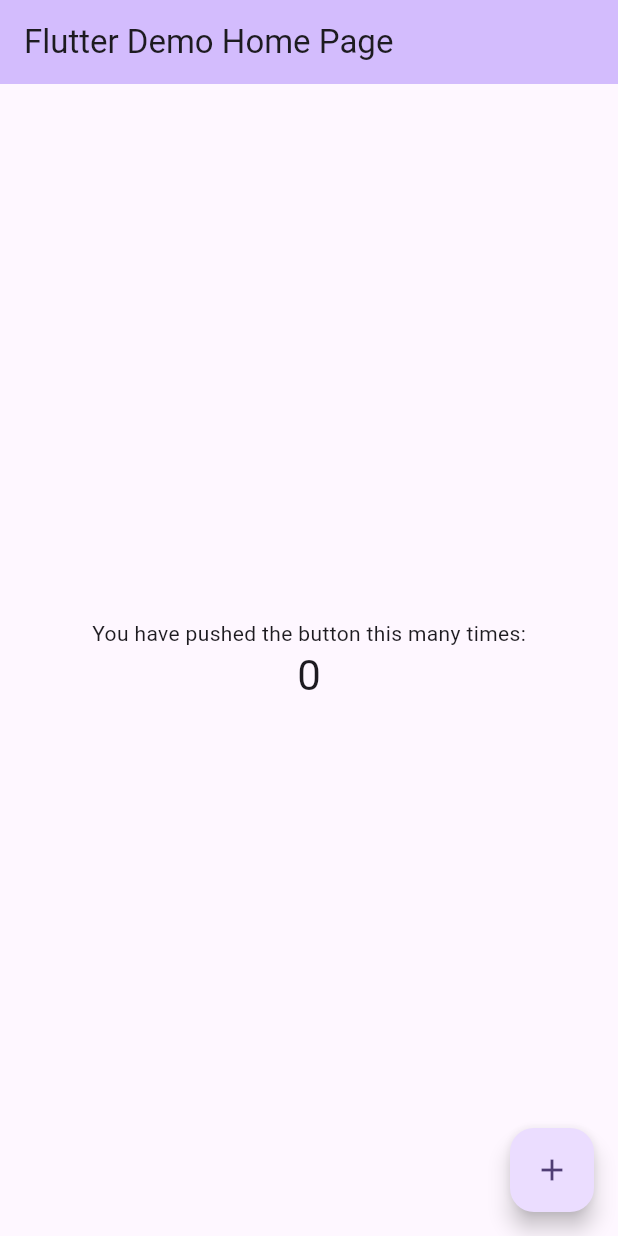
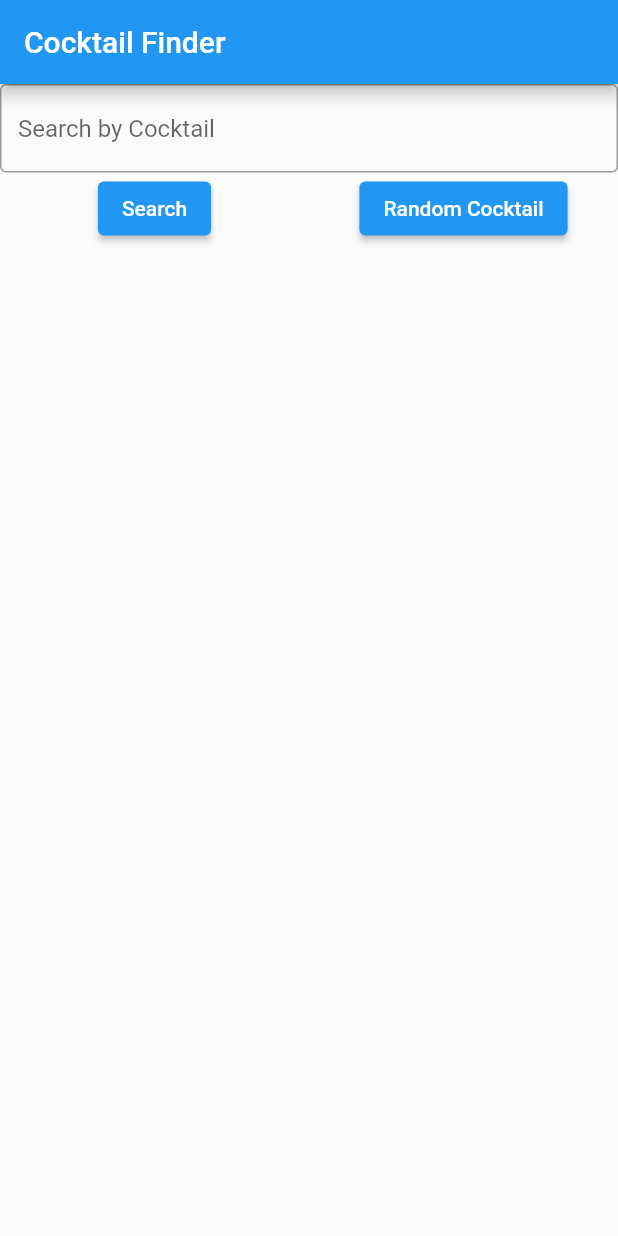
Before and after one commit to KierinC/DMIT2504-assignments, a Flutter app: the screen it shows after launch, on a phone screen of 412 x 824 dp. Run offline on Flutter 3.47's test engine with Material 2 defaults, Android fonts, the phone set to English and light mode, and no system bars; our stand-ins replace sqflite; missing offline and left inert: dart:ffi; accounts and stored records are empty.

```diff
--- a/final_project/lib/main.dart
+++ b/final_project/lib/main.dart
@@ -1,125 +1,16 @@
 import 'package:flutter/material.dart';
+import 'package:final_project/views/search.dart';
 
-void main() {
-  runApp(const MyApp());
-}
+void main() => runApp(const MyApp());
 
 class MyApp extends StatelessWidget {
   const MyApp({super.key});
 
-  // This widget is the root of your application.
   @override
   Widget build(BuildContext context) {
     return MaterialApp(
-      title: 'Flutter Demo',
-      theme: ThemeData(
-        // This is the theme of your application.
-        //
-        // TRY THIS: Try running your application with "flutter run". You'll see
-        // the application has a blue toolbar. Then, without quitting the app,
-        // try changing the seedColor in the colorScheme below to Colors.green
-        // and then invoke "hot reload" (save your changes or press the "hot
-        // reload" button in a Flutter-supported IDE, or press "r" if you used
-        // the command line to start the app).
-        //
-        // Notice that the counter didn't reset back to zero; the application
-        // state is not lost during the reload. To reset the state, use hot
-        // restart instead.
-        //
-        // This works for code too, not just values: Most code changes can be
-        // tested with just a hot reload.
-        colorScheme: ColorScheme.fromSeed(seedColor: Colors.deepPurple),
-        useMaterial3: true,
-      ),
-      home: const MyHomePage(title: 'Flutter Demo Home Page'),
+      debugShowCheckedModeBanner: false,
+      home: SearchView(),
     );
   }
 }
-
-class MyHomePage extends StatefulWidget {
-  const MyHomePage({super.key, required this.title});
-
-  // This widget is the home page of your application. It is stateful, meaning
-  // that it has a State object (defined below) that contains fields that affect
-  // how it looks.
-
-  // This class is the configuration for the state. It holds the values (in this
-  // case the title) provided by the parent (in this case the App widget) and
-  // used by the build method of the State. Fields in a Widget subclass are
-  // always marked "final".
-
-  final String title;
-
-  @override
-  State<MyHomePage> createState() => _MyHomePageState();
-}
-
-class _MyHomePageState extends State<MyHomePage> {
-  int _counter = 0;
-
-  void _incrementCounter() {
-    setState(() {
-      // This call to setState tells the Flutter framework that something has
-      // changed in this State, which causes it to rerun the build method below
-      // so that the display can reflect the updated values. If we changed
-      // _counter without calling setState(), then the build method would not be
-      // called again, and so nothing would appear to happen.
-      _counter++;
-    });
-  }
-
-  @override
-  Widget build(BuildContext context) {
-    // This method is rerun every time setState is called, for instance as done
-    // by the _incrementCounter method above.
-    //
-    // The Flutter framework has been optimized to make rerunning build methods
-    // fast, so that you can just rebuild anything that needs updating rather
-    // than having to individually change instances of widgets.
-    return Scaffold(
-      appBar: AppBar(
-        // TRY THIS: Try changing the color here to a specific color (to
-        // Colors.amber, perhaps?) and trigger a hot reload to see the AppBar
-        // change color while the other colors stay the same.
-        backgroundColor: Theme.of(context).colorScheme.inversePrimary,
-        // Here we take the value from the MyHomePage object that was created by
-        // the App.build method, and use it to set our appbar title.
-        title: Text(widget.title),
-      ),
-      body: Center(
-        // Center is a layout widget. It takes a single child and positions it
-        // in the middle of the parent.
-        child: Column(
-          // Column is also a layout widget. It takes a list of children and
-          // arranges them vertically. By default, it sizes itself to fit its
-          // children horizontally, and tries to be as tall as its parent.
-          //
-          // Column has various properties to control how it sizes itself and
-          // how it positions its children. Here we use mainAxisAlignment to
-          // center the children vertically; the main axis here is the vertical
-          // axis because Columns are vertical (the cross axis would be
-          // horizontal).
-          //
-          // TRY THIS: Invoke "debug painting" (choose the "Toggle Debug Paint"
-          // action in the IDE, or press "p" in the console), to see the
-          // wireframe for each widget.
-          mainAxisAlignment: MainAxisAlignment.center,
-          children: <Widget>[
-            const Text(
-              'You have pushed the button this many times:',
-            ),
-            Text(
-              '$_counter',
-              style: Theme.of(context).textTheme.headlineMedium,
-            ),
-          ],
-        ),
-      ),
-      floatingActionButton: FloatingActionButton(
-        onPressed: _incrementCounter,
-        tooltip: 'Increment',
-        child: const Icon(Icons.add),
-      ), // This trailing comma makes auto-formatting nicer for build methods.
-    );
-  }
-}
--- /dev/null
+++ b/final_project/lib/models/cocktail-list.dart
@@ -0,0 +1,47 @@
+import 'package:flutter/material.dart';
+import 'package:flutter/widgets.dart';
+import 'cocktail.dart';
+
+class CocktailList extends StatefulWidget {
+  const CocktailList({required this.cocktails});
+
+  final List<Cocktail> cocktails;
+
+  @override
+  State<StatefulWidget> createState() {
+    return _CocktailListState();
+  }
+}
+
+class _CocktailListState extends State<CocktailList> {
+  @override
+  Widget build(BuildContext context) {
+    return _buildCocktailList(context, widget.cocktails);
+  }
+
+  ListView _buildCocktailList(context, List<Cocktail> cocktails) {
+    return ListView.builder(
+      itemCount: cocktails.length,
+      itemBuilder:(context, index) {
+        return Row(
+          children: [
+            Expanded(
+              flex: 1,
+              child: Image.network(cocktails[index].imageUrl),
+            ),
+            Expanded(
+              flex: 2,
+              child: Column(
+                children: [
+                  Text(cocktails[index].name, style: const TextStyle(fontSize: 20, fontWeight: FontWeight.bold)),
+                  Text(cocktails[index].instructions, style: const TextStyle(fontSize: 16)),
+                  Text(cocktails[index].ingredients, style: const TextStyle(fontSize: 14)),
+                ],
+              ),
+            ),
+          ],
+        );
+      }
+    );
+  }
+}
--- /dev/null
+++ b/final_project/lib/models/cocktail.dart
@@ -0,0 +1,23 @@
+class Cocktail {
+  String name = '';
+  String imageUrl = '';
+  String instructions = '';
+  String ingredients = '';
+
+
+  Cocktail({
+    required this.name,
+    required this.imageUrl,
+    required this.instructions,
+    required this.ingredients,
+  });
+
+  Map<String, dynamic> toMap() {
+    return {
+      'name': name,
+      'imageUrl': imageUrl,
+      'instructions': instructions,
+      'ingredients': ingredients,
+    };
+  }
+}
--- a/final_project/lib/views/search.dart
+++ b/final_project/lib/views/search.dart
@@ -0,0 +1,120 @@
+import 'package:final_project/models/cocktail-list.dart';
+import 'package:flutter/material.dart';
+import 'package:final_project/services/cocktail-service.dart';
+import 'package:final_project/models/cocktail.dart';
+import 'dart:async';
+
+class SearchView extends StatefulWidget {
+  @override
+  SearchViewState createState() => SearchViewState();
+}
+
+class SearchViewState extends State<SearchView> {
+  String searchTerm = "";
+  List<Cocktail> cocktails = [];
+
+  String formatIngredients(Map<String, dynamic> json) {
+    String out = "";
+    for (var i = 1; i < 16; i++) {
+      if (json['strMeasure$i'] != null && json['strMeasure$i'] != "") {
+        out += json['strIngredient$i'] + ' ' + json['strMeasure$i'] + '\n';
+      }
+    }
+    return out.trim();
+  }
+
+  @override
+  Widget build(BuildContext context) {
+    return Scaffold(
+      appBar: AppBar(
+        title: const Text('Cocktail Finder'),
+      ),
+      body: Column(
+        children: [
+          Container(
+            alignment: Alignment.center,
+            child:
+              TextField(
+                decoration: const InputDecoration(
+                  border: OutlineInputBorder(),
+                  hintText: "Search by Cocktail",
+                ),
+                onChanged: (value) => searchTerm = value,
+              ),
+          ),
+          Row(
+            children: [
+              Container(
+                alignment: Alignment.center,
+                width: (MediaQuery.of(context).size.width) / 2,
+                child:
+                  ElevatedButton(
+                    child: const Text(
+                      'Search',
+                    ),
+                    onPressed: () async {
+                      CocktailService cocktailService = CocktailService();
+                      cocktails.clear();
+                      var searchResults = [];
+
+                       if (searchTerm.length == 1) {
+                        searchResults = await cocktailService.getCocktailByFirstLetter(searchTerm);
+                      } else {
+                        searchResults = await cocktailService.getCocktailByName(searchTerm);
+                      }
+
+                      for (var i = 0; i < searchResults.length; i++) {
+                        print(searchResults[i]['strDrink']);
+                        print(searchResults[i]['strInstructions']);
+                        print(formatIngredients(searchResults[i]));
+
+                        cocktails.add(Cocktail(
+                          name: searchResults[i]['strDrink'],
+                          imageUrl: searchResults[i]['strDrinkThumb'],
+                          instructions: searchResults[i]['strInstructions'],
+                          ingredients: formatIngredients(searchResults[i]),
+                        ));
+                      }
+                      print(searchResults);
+                      setState(() {});
+                    },
+                  ),
+              ),
+              Container(
+                alignment: Alignment.center,
+                width: (MediaQuery.of(context).size.width) / 2,
+                child:
+                  ElevatedButton(
+                    child: const Text(
+                      'Random Cocktail',
+                    ),
+                    onPressed: () async {
+                      CocktailService cocktailService = CocktailService();
+                      cocktails.clear();
+
+                      var searchResult = await cocktailService.getRandomCocktail();
+                      print(searchResult['strDrink']);
+                      print(searchResult['strInstructions']);
+
+                      cocktails.add(Cocktail(
+                        name: searchResult['strDrink'],
+                        imageUrl: searchResult['strDrinkThumb'],
+                        instructions: searchResult['strInstructions'],
+                        ingredients: formatIngredients(searchResult),
+                      ));
+                      setState(() {});
+                    },
+                  ),
+              ),
+            ],
+          ),
+          Expanded(
+            child: CocktailList(
+              cocktails: cocktails
+            ),
+          )
+        ],
+      ),
+    );
+  }
+}
--- a/final_project/pubspec.yaml
+++ b/final_project/pubspec.yaml
@@ -35,6 +35,8 @@ dependencies:
   # The following adds the Cupertino Icons font to your application.
   # Use with the CupertinoIcons class for iOS style icons.
   cupertino_icons: ^1.0.2
+  search_page: ^2.3.0
+  http: ^1.1.0
 
 dev_dependencies:
   flutter_test:
```
Also changed, not shown: final_project/lib/services/cocktail-service.dart (+62 -0 lines), final_project/lib/services/network.dart (added, +31 -0 lines).
